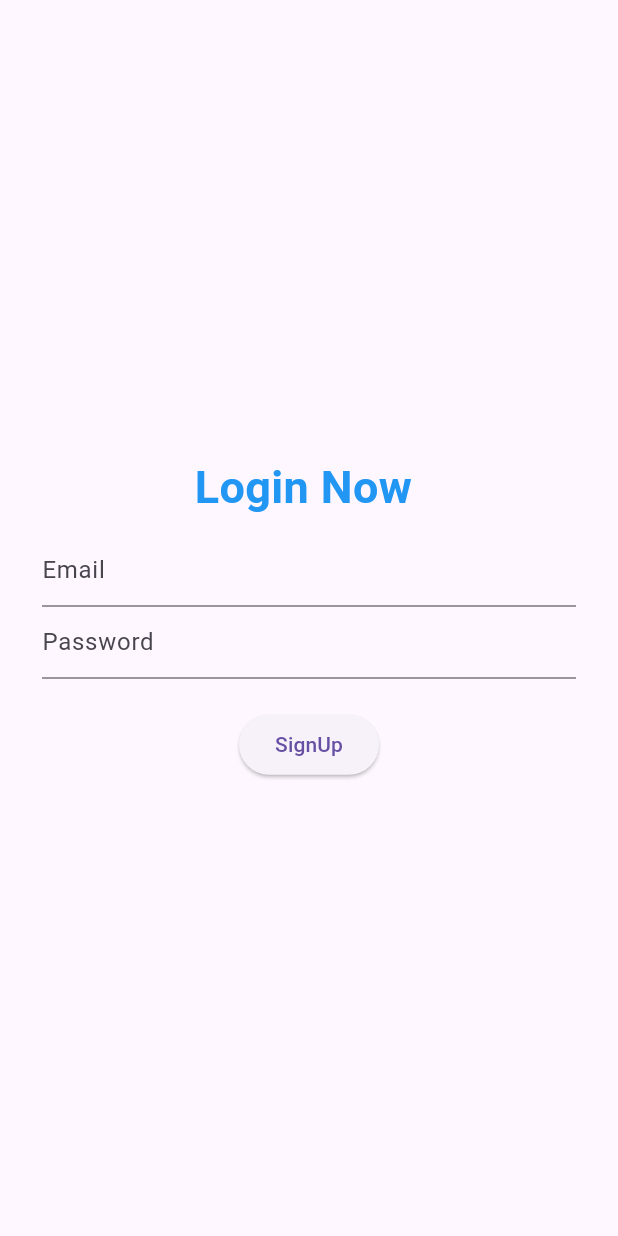
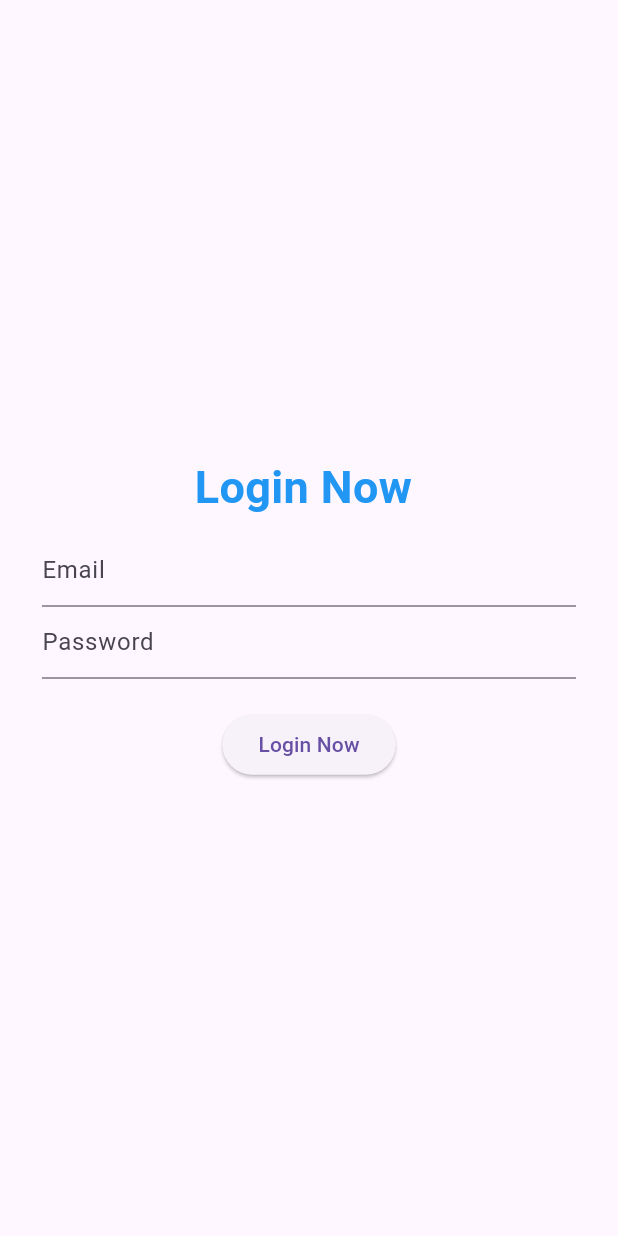
Before and after one commit to robindevelops/Learning-Bloc, a Flutter app: the screen it shows after launch, on a phone screen of 412 x 824 dp. Run offline on Flutter 3.47's test engine with Material 3 defaults, Android fonts, the phone set to English and light mode, and no system bars; our stand-ins replace bloc, flutter_bloc.

Commit message:
Text changed

```diff
--- a/lib/login_screen.dart
+++ b/lib/login_screen.dart
@@ -64,7 +64,7 @@ class _LoginPageState extends State<LoginPage> {
                     LoginRequsted(email: email.text, password: password.text),
                   );
                 },
-                child: Text("SignUp"),
+                child: Text("Login Now"),
               )
             ],
           ),
```
